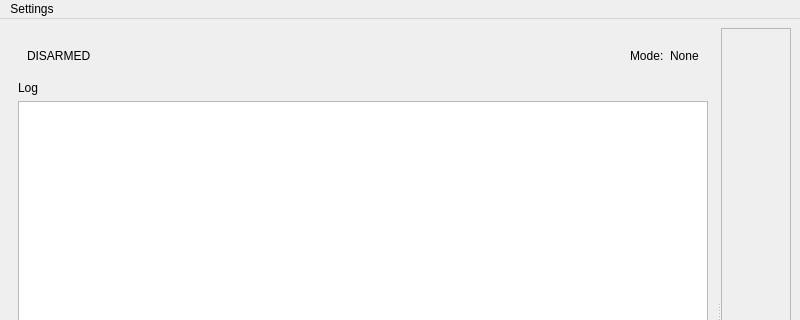
First picture: the form in mainwindow.ui, repository Enem-20/CGS, before the edit; both pictures show x 0 to 800 and y 0 to 320 of the 800 by 669 pixel window.
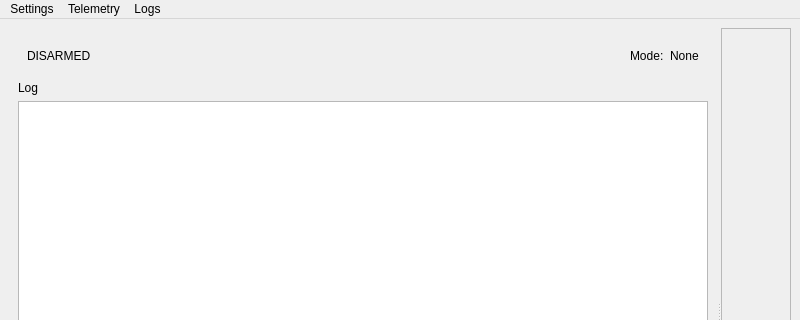
Second picture: the form after the edit. Custom widgets are drawn as their Qt base class.

The edit to the form file:
```diff
--- a/mainwindow.ui
+++ b/mainwindow.ui
@@ -183,7 +183,7 @@
      <x>0</x>
      <y>0</y>
      <width>800</width>
-     <height>19</height>
+     <height>22</height>
     </rect>
    </property>
    <widget class="QMenu" name="menuParameters_set">
@@ -192,10 +192,23 @@
     </property>
     <addaction name="actionParameters_set"/>
     <addaction name="actionRefresh_configs"/>
-    <addaction name="actionLogs"/>
-    <addaction name="actionTelemetry"/>
+   </widget>
+   <widget class="QMenu" name="menuLogs">
+    <property name="title">
+     <string>Logs</string>
+    </property>
+    <addaction name="actionDownload_Log"/>
+    <addaction name="actionReview_Log"/>
+   </widget>
+   <widget class="QMenu" name="menuTelemetry">
+    <property name="title">
+     <string>Telemetry</string>
+    </property>
+    <addaction name="actionOpen_Telemetry"/>
    </widget>
    <addaction name="menuParameters_set"/>
+   <addaction name="menuTelemetry"/>
+   <addaction name="menuLogs"/>
   </widget>
   <widget class="QStatusBar" name="statusbar"/>
   <action name="actionParameters_set">
@@ -219,6 +232,14 @@
    </property>
   </action>
  </widget>
+ <customwidgets>
+  <customwidget>
+   <class>SerialScanner</class>
+   <extends>QWidget</extends>
+   <header>serialscanner.h</header>
+   <container>1</container>
+  </customwidget>
+ </customwidgets>
  <resources/>
  <connections/>
 </ui>
```
Left out of the diff: 135 changed lines with no effect on the pictures.
